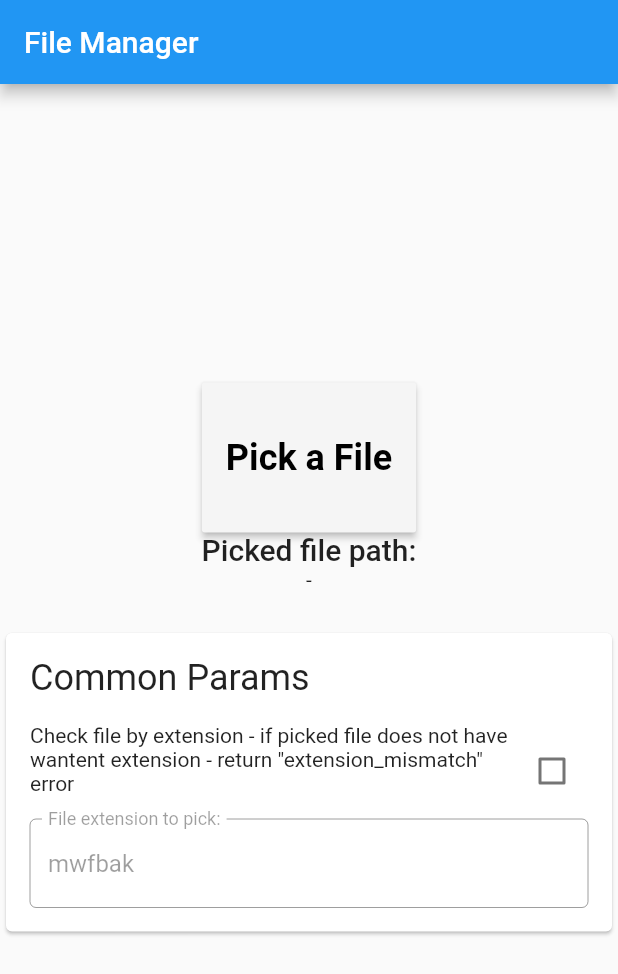
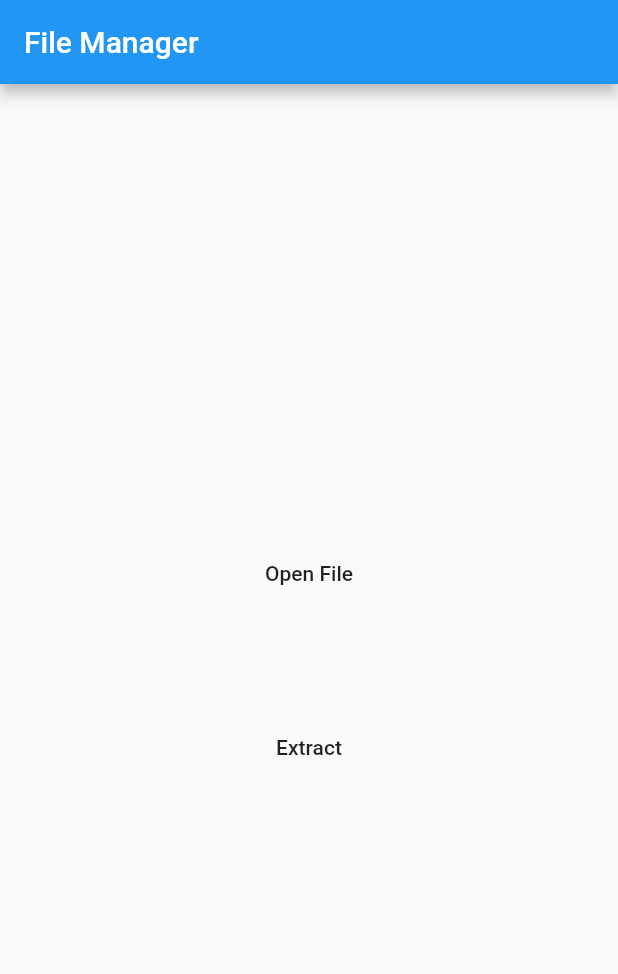
Before and after one commit to asanchez0527/ArchiveManager, a Flutter app: the screen it shows after launch, on a phone screen of 412 x 824 dp. Shown: the top 974 px of the screen. Run offline on Flutter 3.47's test engine with Material 2 defaults, Android fonts, the phone set to English and light mode, and no system bars; missing offline and left inert: flutter_document_picker.

Commit message:
Implement zip extraction capability

```diff
--- a/lib/home_page.dart
+++ b/lib/home_page.dart
@@ -1,6 +1,11 @@
 import 'package:flutter/material.dart';
+import 'dart:io';
 import 'dart:async';
+import 'package:path_provider/path_provider.dart';
 import 'package:flutter_document_picker/flutter_document_picker.dart';
+import 'package:archive/archive.dart';
+import 'package:archive/archive_io.dart';
+import 'package:path/path.dart';
 
 class HomePage extends StatefulWidget{
   @override
@@ -8,153 +13,73 @@ class HomePage extends StatefulWidget{
 }
 
 class HomePageState extends State<HomePage>{
+  String _localFilePath = "";
+  String status = "";
+  bool _pickFileInProgress = false;
 
-  String _path = '-';
-  bool _pickFileInProgress = false;
-  bool _iosPublicDataUTI = true;
-  bool _checkByCustomExtension = false;
+  Future<String> get _localPath async{
+    final directory = await getApplicationDocumentsDirectory();
+    return directory.path;
+  }
 
-  final _utiController = TextEditingController(
-    text: 'com.sidlatau.example.mwfbak',
-  );
-
-  final _extensionController = TextEditingController(
-    text: 'mwfbak',
-  );
-
-  _documentPicker() async{
+  _localFile() async {
     String result;
     try{
-      setState((){
-        _path = '-';
+      setState(() {
         _pickFileInProgress = true;
       });
-
-      FlutterDocumentPickerParams params = FlutterDocumentPickerParams(
-        allowedFileExtensions:
-        _checkByCustomExtension ? [_extensionController.text] : null,
-        allowedUtiTypes: _iosPublicDataUTI ? null : [_utiController.text],
-      );
-
-      result = await FlutterDocumentPicker.openDocument(params: params);
-    } catch (e){
-      result = "Error: $e";
+      result = await FlutterDocumentPicker.openDocument();
+    } catch (e) {
+      print(e);
+      result = 'Error: $e';
     } finally {
       setState(() {
         _pickFileInProgress = false;
+        _localFilePath = result;
+        status = "File chosen: " + basename(result);
       });
     }
-
-    setState(() {
-      _path = result;
-    });
   }
 
-  _buildIOSParams() {
-    return Padding(
-      padding: EdgeInsets.only(top: 24.0),
-      child: Card(
-        child: Padding(
-          padding: const EdgeInsets.all(16.0),
-          child: Column(
-            crossAxisAlignment: CrossAxisAlignment.start,
-            children: <Widget>[
-              Padding(
-                padding: const EdgeInsets.only(bottom: 16.0),
-                child: Text(
-                  'iOS Params',
-                  style: Theme.of(context).textTheme.headline,
-                ),
-              ),
-              Text(
-                'Example app is configured to pick custom document type with extension ".mwfbak"',
-                style: Theme.of(context).textTheme.body1,
-              ),
-              Row(
-                children: <Widget>[
-                  Expanded(
-                    child: Text(
-                      'Allow pick all documents("public.data" UTI will be used).',
-                      softWrap: true,
-                    ),
-                  ),
-                  Checkbox(
-                    value: _iosPublicDataUTI,
-                    onChanged: (value) {
-                      setState(() {
-                        _iosPublicDataUTI = value;
-                      });
-                    },
-                  ),
-                ],
-              ),
-              TextField(
-                controller: _utiController,
-                enabled: !_iosPublicDataUTI,
-                decoration: InputDecoration(
-                  border: OutlineInputBorder(),
-                  labelText: 'Uniform Type Identifier to pick:',
-                ),
-              ),
-            ],
-          ),
-        ),
-      ),
-    );
+  _unzipFile() async {
+    File fileToUnzip = File(_localFilePath);
+    String result;
+    final path = await _localPath;
+    if (basename(fileToUnzip.path).contains("zip")) {
+      try {
+        var inputStream = await fileToUnzip.readAsBytes();
+        Archive archive = new ZipDecoder().decodeBytes(inputStream);
+
+        for (ArchiveFile file in archive) {
+          String fileName = file.name;
+          if (file.isFile) {
+            List<int> data = file.content;
+            new File(path + "/" + fileName)
+              ..createSync(recursive: true)
+              ..writeAsBytesSync(data);
+          } else {
+            new Directory(path + '/' + fileName)
+              ..create(recursive: true);
+          }
+          result = "Success";
+        }
+      } catch (e) {
+        result = "Error: $e";
+      } finally {
+        setState(() {
+          _localFilePath = result;
+          status = result;
+        });
+      }
+    }
+
+
   }
 
-  _buildCommonParams() {
-    return Padding(
-      padding: EdgeInsets.only(top: 24.0),
-      child: Card(
-        child: Padding(
-          padding: const EdgeInsets.all(16.0),
-          child: Column(
-            crossAxisAlignment: CrossAxisAlignment.start,
-            children: <Widget>[
-              Padding(
-                padding: const EdgeInsets.only(bottom: 16.0),
-                child: Text(
-                  'Common Params',
-                  style: Theme.of(context).textTheme.headline,
-                ),
-              ),
-              Row(
-                children: <Widget>[
-                  Expanded(
-                    child: Padding(
-                      padding: const EdgeInsets.only(bottom: 16.0),
-                      child: Text(
-                        'Check file by extension - if picked file does not have wantent extension - return "extension_mismatch" error',
-                        softWrap: true,
-                      ),
-                    ),
-                  ),
-                  Checkbox(
-                    value: _checkByCustomExtension,
-                    onChanged: (value) {
-                      setState(() {
-                        _checkByCustomExtension = value;
-                      });
-                    },
-                  ),
-                ],
-              ),
-              TextField(
-                controller: _extensionController,
-                enabled: _checkByCustomExtension,
-                decoration: InputDecoration(
-                  border: OutlineInputBorder(),
-                  labelText: 'File extension to pick:',
-                ),
-              ),
-            ],
-          ),
-        ),
-      ),
-    );
+  @override
+  void initState() {
+    super.initState();
   }
-
 
   @override
   Widget build(BuildContext context) {
@@ -167,17 +92,16 @@ class HomePageState extends State<HomePage>{
           child: new Column(
             mainAxisAlignment: MainAxisAlignment.center,
             children: <Widget>[
-              _button("Pick a File", _documentPicker),
-              Text(
-                'Picked file path:',
-                style: Theme.of(context).textTheme.title,
+              new MaterialButton(
+                  height: 100.0,
+                  child: Text("Open File"),
+                  onPressed: _localFile),
+              Text("$status"),
+              new MaterialButton(
+                height: 100.0,
+                child: Text("Extract"),
+                onPressed: _unzipFile,
               ),
-              Text('$_path'),
-              _pickFileInProgress ? CircularProgressIndicator() : Container(),
-              _buildCommonParams(),
-              Theme.of(context).platform == TargetPlatform.iOS
-                ? _buildIOSParams()
-                : Container(),
             ],
           ),
         )
@@ -185,13 +109,4 @@ class HomePageState extends State<HomePage>{
     );
   }
 
-  Widget _button(String name, Function f){
-    return MaterialButton(
-      height: 100.0,
-      child: Text (name, style: TextStyle(fontWeight: FontWeight.bold, fontSize: 24.0)),
-      textColor: Colors.black,
-      color: Colors.grey[100],
-      onPressed: f,
-    );
-  }
 }
--- a/pubspec.yaml
+++ b/pubspec.yaml
@@ -15,7 +15,10 @@ environment:
 dependencies:
   flutter:
     sdk: flutter
+  path_provider:
   flutter_document_picker:
+  archive:
+  path:
 
   # The following adds the Cupertino Icons font to your application.
   # Use with the CupertinoIcons class for iOS style icons.
```
Also changed, not shown: pubspec.lock.
